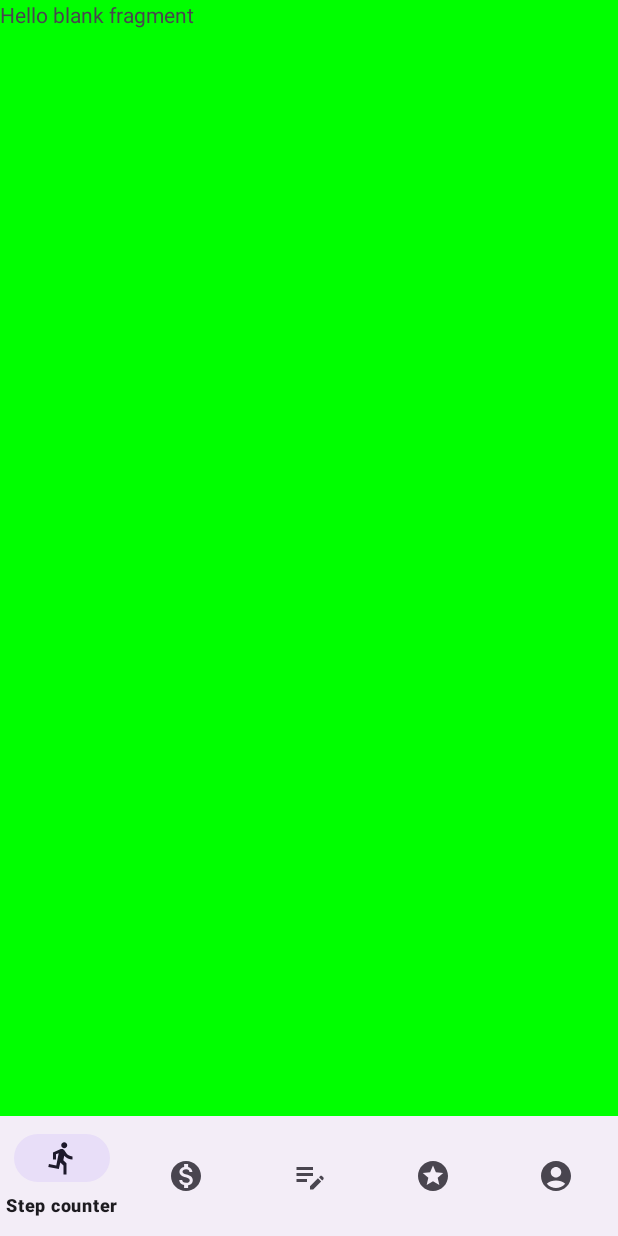
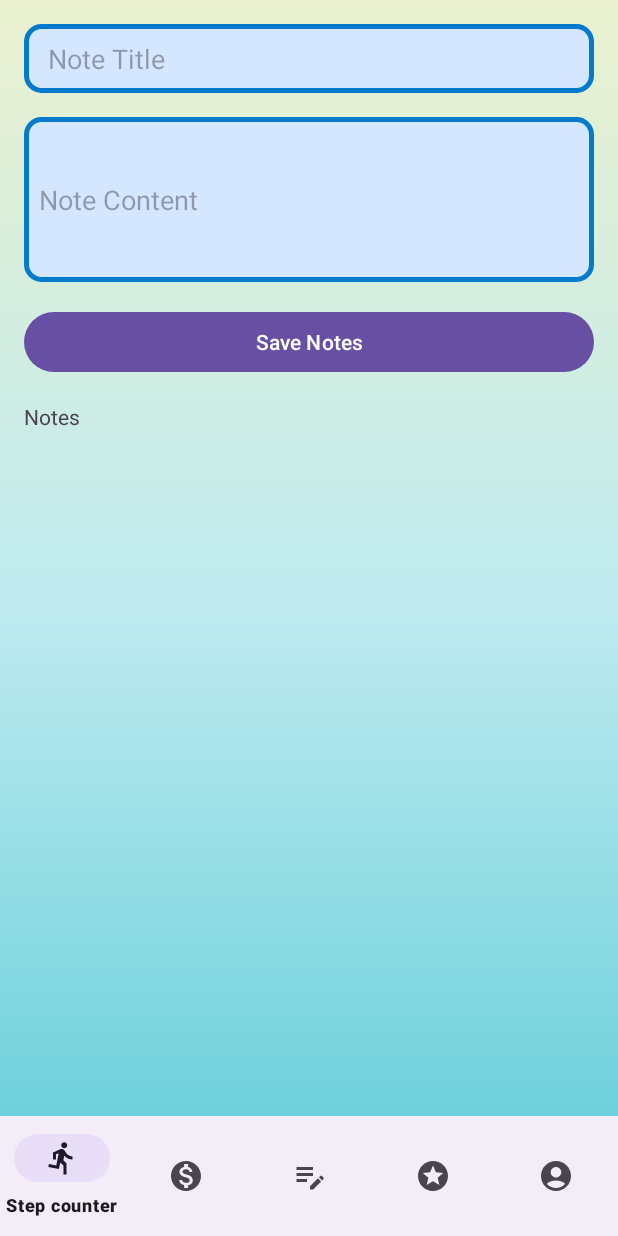
Before and after one commit to jmaimohamed/JetSetGo, an Android app: the fragment MyNoteF placed in its activity, on a phone screen of 412 x 824 dp. Run offline under Robolectric (Android 15) with nearby library versions, the phone set to English and light mode, and no system bars.

Commit message:
save&delete

```diff
--- a/app/src/main/java/com/jmaaix/testttttt/MyNoteF.java
+++ b/app/src/main/java/com/jmaaix/testttttt/MyNoteF.java
@@ -1,64 +1,104 @@
 package com.jmaaix.testttttt;
 
 import android.os.Bundle;
-
+import androidx.appcompat.app.AlertDialog;
 import androidx.fragment.app.Fragment;
-
 import android.view.LayoutInflater;
 import android.view.View;
 import android.view.ViewGroup;
+import android.widget.Button;
+import android.widget.EditText;
+import android.widget.LinearLayout;
+import android.widget.TextView;
+import java.util.ArrayList;
+import java.util.List;
 
-/**
- * A simple {@link Fragment} subclass.
- * Use the {@link MyNoteF#newInstance} factory method to
- * create an instance of this fragment.
- */
 public class MyNoteF extends Fragment {
+    private LinearLayout notesContainer;
+    private List<Note> noteList;
 
-    // TODO: Rename parameter arguments, choose names that match
-    // the fragment initialization parameters, e.g. ARG_ITEM_NUMBER
-    private static final String ARG_PARAM1 = "param1";
-    private static final String ARG_PARAM2 = "param2";
+    private View rootView;
 
-    // TODO: Rename and change types of parameters
-    private String mParam1;
-    private String mParam2;
+    @Override
+    public View onCreateView(LayoutInflater inflater, ViewGroup container, Bundle savedInstanceState) {
+        rootView = inflater.inflate(R.layout.fragment_my_note, container, false);
 
-    public MyNoteF() {
-        // Required empty public constructor
+        notesContainer = rootView.findViewById(R.id.notesContainer);
+        Button saveButton = rootView.findViewById(R.id.saveButton);
+        noteList = new ArrayList<>();
+
+        saveButton.setOnClickListener(v -> saveNote());
+
+        displayNotes();
+
+        return rootView;
     }
 
-    /**
-     * Use this factory method to create a new instance of
-     * this fragment using the provided parameters.
-     *
-     * @param param1 Parameter 1.
-     * @param param2 Parameter 2.
-     * @return A new instance of fragment MyNoteF.
-     */
-    // TODO: Rename and change types and number of parameters
-    public static MyNoteF newInstance(String param1, String param2) {
-        MyNoteF fragment = new MyNoteF();
-        Bundle args = new Bundle();
-        args.putString(ARG_PARAM1, param1);
-        args.putString(ARG_PARAM2, param2);
-        fragment.setArguments(args);
-        return fragment;
-    }
-
-    @Override
-    public void onCreate(Bundle savedInstanceState) {
-        super.onCreate(savedInstanceState);
-        if (getArguments() != null) {
-            mParam1 = getArguments().getString(ARG_PARAM1);
-            mParam2 = getArguments().getString(ARG_PARAM2);
+    private void displayNotes() {
+        for (Note note : noteList) {
+            createNoteView(note);
         }
     }
 
-    @Override
-    public View onCreateView(LayoutInflater inflater, ViewGroup container,
-                             Bundle savedInstanceState) {
-        // Inflate the layout for this fragment
-        return inflater.inflate(R.layout.fragment_my_note, container, false);
+    //enregistrer une nouvelle note dans une liste de notes
+    // en utilisant les données entrées par l'utilisateur dans des champs de texte
+    private void saveNote() {
+        EditText titleEditText = rootView.findViewById(R.id.titleEditText);
+        EditText contentEditText = rootView.findViewById(R.id.contentEditText);
+        String title = titleEditText.getText().toString();
+        String content = contentEditText.getText().toString();
+
+        if (!title.isEmpty() && !content.isEmpty()) {
+            Note note = new Note();
+            note.setTitle(title);
+            note.setContent(content);
+
+            noteList.add(note);
+            createNoteView(note);
+            clearInputFields();
+        }
     }
-}
+    private void clearInputFields() {
+        EditText titleEditText = rootView.findViewById(R.id.titleEditText);
+        EditText contentEditText = rootView.findViewById(R.id.contentEditText);
+
+        titleEditText.getText().clear();
+        contentEditText.getText().clear();
+    }
+
+    //creation et affichage d'une note View dans l'interface utilisateur
+    private void createNoteView(final Note note) {
+        View noteView = getLayoutInflater().inflate(R.layout.note_item, notesContainer, false);
+        TextView titleTextView = noteView.findViewById(R.id.titleTextView);
+        TextView contentTextView = noteView.findViewById(R.id.contentTextView);
+        titleTextView.setText(note.getTitle());
+        contentTextView.setText(note.getContent());
+
+        noteView.setOnLongClickListener(v -> { showDeleteDialog(note);
+            return true;
+        });
+        notesContainer.addView(noteView);
+    }
+
+    //gérer la suppression d'une note
+    private void showDeleteDialog(final Note note) {
+        if (getActivity() != null) {
+            AlertDialog.Builder builder = new AlertDialog.Builder(getActivity());
+            builder.setTitle("Delete this note.");
+            builder.setMessage("Are you sure you want to delete this note?");
+
+            builder.setPositiveButton("Delete", (dialog, which) -> deleteNoteAndRefresh(note));
+
+            builder.setNegativeButton("Cancel", null);
+            builder.show();
+        }
+    }
+        private void deleteNoteAndRefresh (Note note){
+            noteList.remove(note);
+            refreshNoteView();
+        }
+        private void refreshNoteView () {
+            notesContainer.removeAllViews();
+            displayNotes();
+        }
+    }
--- /dev/null
+++ b/app/src/main/res/drawable/edittext_bg.xml
@@ -0,0 +1,11 @@
+<?xml version="1.0" encoding="utf-8"?>
+<shape xmlns:android="http://schemas.android.com/apk/res/android">
+
+    <corners
+        android:radius="10dp"/>
+    <solid
+        android:color="#D5E6FF"/>
+    <stroke
+        android:width="3dp"
+        android:color="#027BCC"/>
+</shape>
--- a/app/src/main/res/layout/fragment_my_note.xml
+++ b/app/src/main/res/layout/fragment_my_note.xml
@@ -1,15 +1,58 @@
 <?xml version="1.0" encoding="utf-8"?>
-<FrameLayout xmlns:android="http://schemas.android.com/apk/res/android"
+<LinearLayout xmlns:android="http://schemas.android.com/apk/res/android"
+    xmlns:app="http://schemas.android.com/apk/res-auto"
     xmlns:tools="http://schemas.android.com/tools"
     android:layout_width="match_parent"
     android:layout_height="match_parent"
-    android:background="@color/greencha3chou3i"
+    android:orientation="vertical"
+    android:padding="16dp"
     tools:context=".MyNoteF">
+    <EditText
+        android:id="@+id/titleEditText"
+        android:layout_width="match_parent"
+        android:background="@drawable/edittext_bg"
+        android:layout_height="46dp"
+        android:paddingLeft="16dp"
+        android:textColor="@color/black"
+        android:hint="Note Title"/>
 
-    <!-- TODO: Update blank fragment layout -->
+    <EditText
+        android:id="@+id/contentEditText"
+        android:layout_width="match_parent"
+        android:layout_height="wrap_content"
+        android:layout_marginTop="16dp"
+        android:hint="Note Content"
+        android:paddingLeft="10dp"
+        android:paddingRight="10dp"
+        android:background="@drawable/edittext_bg"
+        android:textColor="@color/black"
+        android:inputType="textMultiLine"
+        android:minLines="5"/>
+
+    <Button
+        android:id="@+id/saveButton"
+        android:layout_width="match_parent"
+        android:layout_height="wrap_content"
+        android:text="Save Notes"
+        android:layout_marginTop="16dp"/>
     <TextView
+        android:id="@+id/notesTextView"
         android:layout_width="match_parent"
-        android:layout_height="match_parent"
-        android:text="@string/hello_blank_fragment" />
+        android:layout_height="18dp"
+        android:text="Notes"
+        android:layout_marginTop="16dp" />
+    <ScrollView
+        android:id="@+id/notesScrollView"
+        android:layout_width="match_parent"
+        android:layout_height="0dp"
+        android:layout_weight="1">
 
-</FrameLayout>
+        <LinearLayout
+            android:id="@+id/notesContainer"
+            android:layout_width="match_parent"
+            android:layout_height="wrap_content"
+            android:orientation="vertical"/>
+    </ScrollView>
+
+
+</LinearLayout>
```
Also changed, not shown: app/src/main/java/com/jmaaix/testttttt/Note.java (added, +35 -0 lines), app/src/main/res/drawable/note_bg.xml (added, +15 -0 lines), app/src/main/res/layout/note_item.xml (added, +24 -0 lines).
